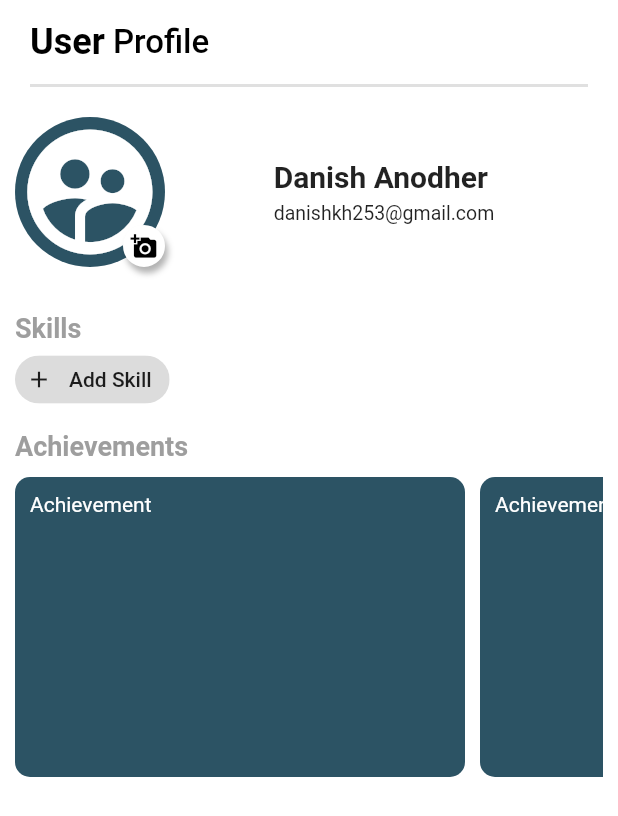
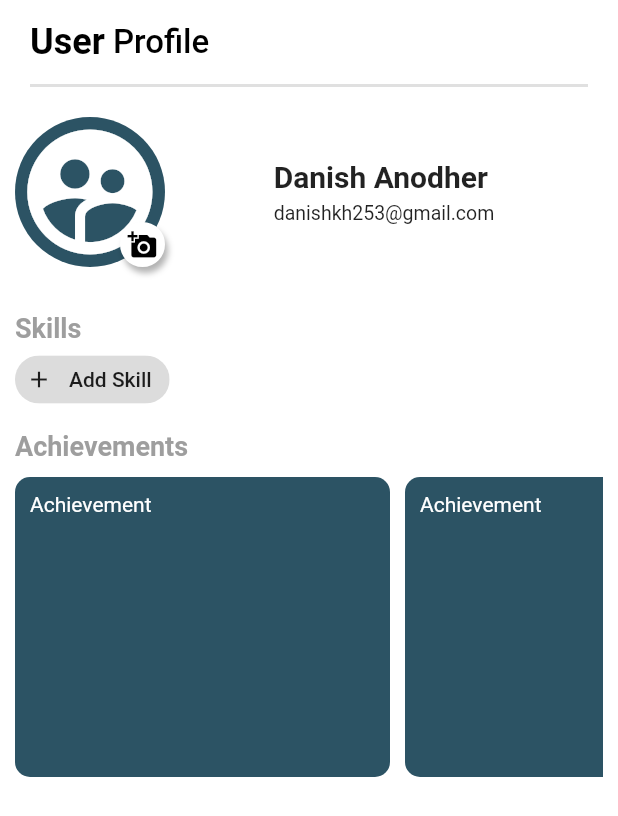
Before and after one commit to shahzadmari/Jobify, a Flutter app: the UserProfile screen opened directly, on a phone screen of 412 x 824 dp. Shown: the top 816 px of the screen. Run offline on Flutter 3.47's test engine with Material 2 defaults, Android fonts, the phone set to English and light mode, and no system bars; our stand-ins replace animated_text_kit, firebase_auth, firebase_core, get_storage, image_cropper, image_picker; accounts and stored records are empty.

Commit message:
Update user_profile.dart

```diff
--- a/iec_project/lib/pages/user_profile.dart
+++ b/iec_project/lib/pages/user_profile.dart
@@ -162,7 +162,7 @@ class _UserProfileState extends State<UserProfile> {
                               padding: EdgeInsets.all(2.0),
                               child: Icon(
                                 Icons.add_a_photo,
-                                size: 18,
+                                size: 20,
                                 color: Colors.black,
                               ),
                             ),
@@ -239,23 +239,6 @@ class _UserProfileState extends State<UserProfile> {
                   ],
                 ),
               ),
-              // Padding(
-              //   padding:
-              //       const EdgeInsets.symmetric(horizontal: 10.0, vertical: 5.0),
-              //   child: TextFormField(
-              //     enabled: false,
-              //     initialValue: "Shahzad Haider",
-              //     decoration: const InputDecoration(
-              //         labelStyle: TextStyle(
-              //           fontSize: 18,
-              //         ),
-              //         border: OutlineInputBorder(
-              //           borderSide: BorderSide(
-              //               color: Color.fromARGB(255, 13, 71, 161), width: 2),
-              //         ),
-              //         labelText: "name"),
-              //   ),
-              // ),
             ],
           ),
         ));
@@ -302,11 +285,11 @@ class _UserProfileState extends State<UserProfile> {
         );
       },
       child: Container(
-        width: 300,
+        width: 250,
         padding: const EdgeInsets.all(10.0),
         margin: const EdgeInsets.only(right: 10.0),
         decoration: BoxDecoration(
-          color: Color(0xFF2C5364),
+          color: const Color(0xFF2C5364),
           borderRadius: BorderRadius.circular(10),
         ),
         child: const Text(
```
